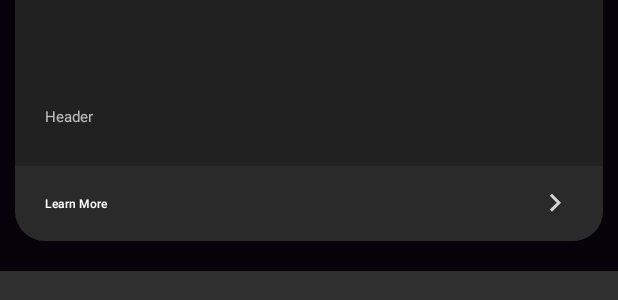
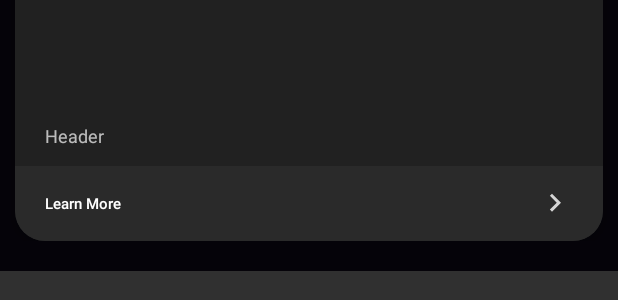
Before and after one commit to bjohnso/RHDigital, an Android app: the layout courses_recyclerview_item.xml on its own in the app's theme, with its tools: preview values and no code run, on a phone screen of 412 x 824 dp. Shown: the part 269-569 px from the top of the screen. Run offline under Robolectric (Android 15) with nearby library versions, the phone set to English and light mode, and no system bars; plain views replace PlayerView.

Commit message:
Updated Courses Recycler View and Sign In Layout Welcome Message Placement

```diff
--- a/app/src/main/res/layout/courses_recyclerview_item.xml
+++ b/app/src/main/res/layout/courses_recyclerview_item.xml
@@ -56,10 +56,11 @@
                 android:id="@+id/courses_text_header_item"
                 android:layout_width="wrap_content"
                 android:layout_height="wrap_content"
+                android:layout_centerVertical="true"
                 android:layout_marginLeft="20dp"
                 android:text="Header"
                 android:textAlignment="viewStart"
-                android:textSize="10dp" />
+                android:textSize="12dp" />
 
             </RelativeLayout>
 
@@ -84,7 +85,7 @@
                   style="@style/Widget.AppCompat.Button.Borderless"
                   android:text="Learn More"
                   android:textAlignment="textStart"
-                  android:textSize="8dp"
+                  android:textSize="10dp"
                   android:textAllCaps="false"
                   android:drawableRight="@drawable/ic_arrow_right">
                 </Button>
@@ -116,12 +117,12 @@
 
         <TextView
           android:id="@+id/video_title"
-          android:layout_marginTop="15dp"
+          android:layout_marginTop="10dp"
           android:layout_alignParentRight="true"
           android:layout_width="wrap_content"
           android:layout_height="wrap_content"
           android:textColor="@color/white"
-          android:textSize="10dp"/>
+          android:textSize="12dp"/>
       </RelativeLayout>
 
     </androidx.cardview.widget.CardView>
--- a/app/src/main/res/layout/sign_in_layout.xml
+++ b/app/src/main/res/layout/sign_in_layout.xml
@@ -88,7 +88,7 @@
   </LinearLayout>
 
   <TextView
-    android:layout_marginTop="50dp"
+    android:layout_marginTop="180dp"
     android:id="@+id/welcome"
     android:layout_width="match_parent"
     android:layout_height="40dp"
@@ -98,7 +98,7 @@
     android:textAlignment="center"
     android:textAllCaps="false"
     android:textColor="@color/active"
-    android:textSize="25sp"
+    android:textSize="22sp"
 
     app:layout_constraintBottom_toTopOf="@+id/line"
     app:layout_constraintTop_toTopOf="@+id/sign_in_container"
```
